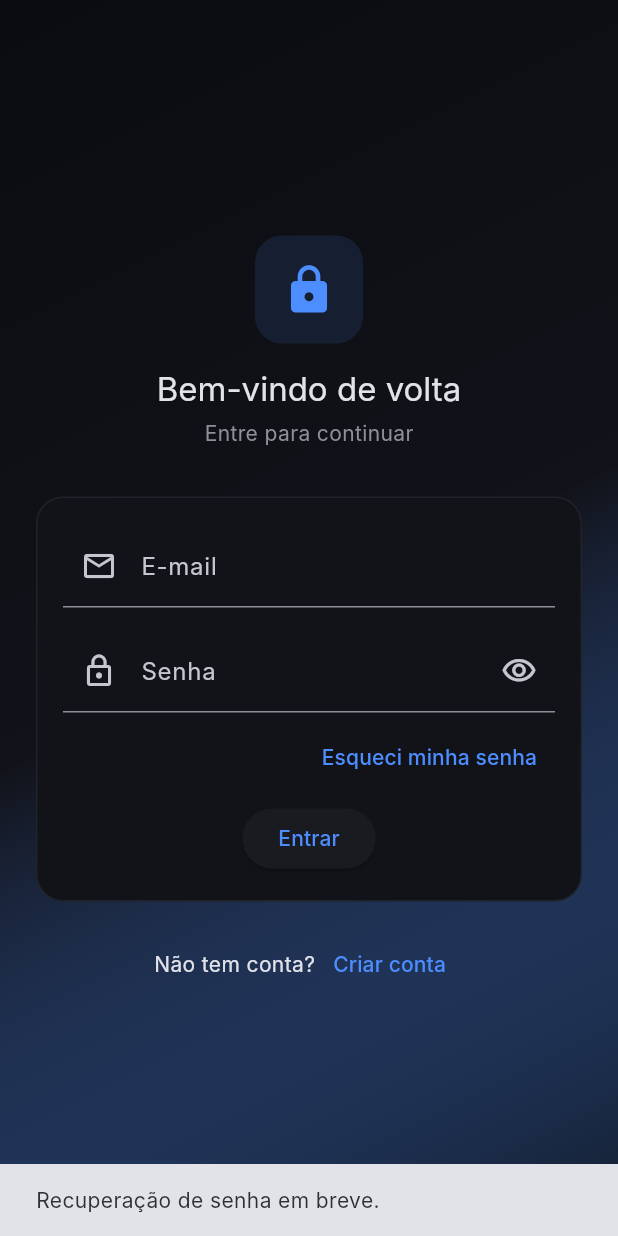
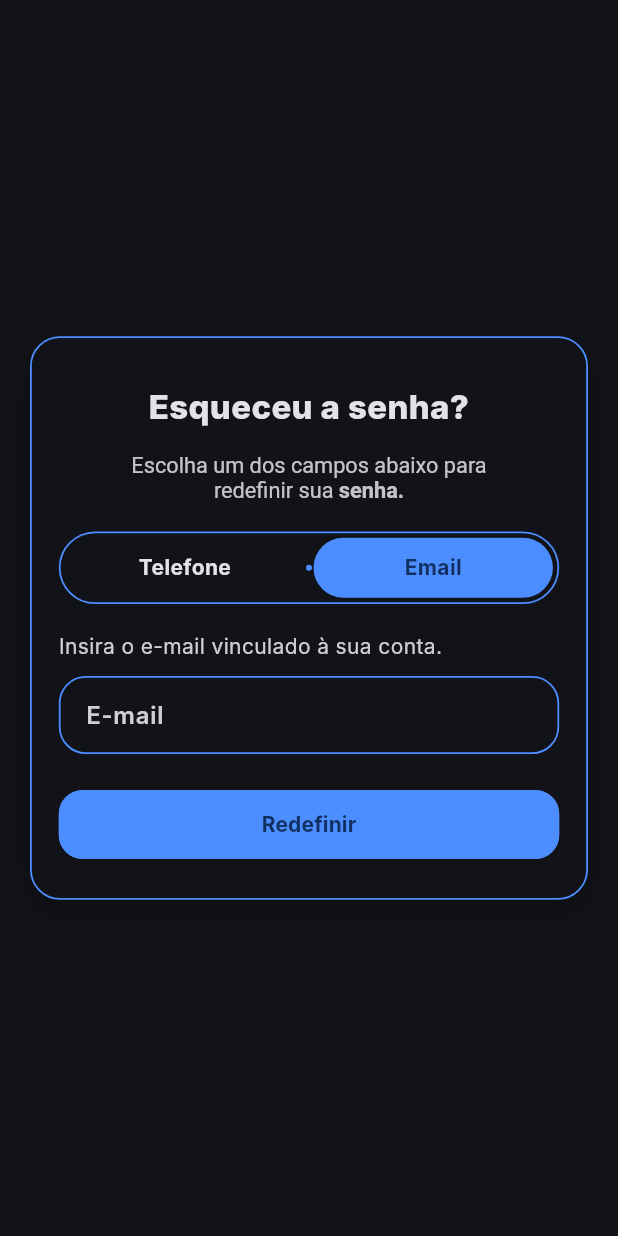
Before and after one commit to otaviocarva7ho/agendai, a Flutter app: the screen it shows after launch, after a tap on "Esqueci minha senha", on a phone screen of 412 x 824 dp. Run offline on Flutter 3.47's test engine with Material 3 defaults, Android fonts, the phone set to English and light mode, and no system bars; Roboto replaces fonts that are missing (Inter).

Commit message:
passwordnew

```diff
--- a/lib/presentation/pages/login.dart
+++ b/lib/presentation/pages/login.dart
@@ -1,5 +1,6 @@
 import 'dart:async';
 import 'package:flutter/material.dart';
+import 'password.dart';
 
 class LoginPage extends StatefulWidget {
   const LoginPage({super.key});
@@ -209,15 +210,14 @@ class _LoginPageState extends State<LoginPage> with TickerProviderStateMixin {
                                       alignment: Alignment.centerRight,
                                       child: TextButton(
                                         onPressed: () {
-                                          ScaffoldMessenger.of(context).showSnackBar(
-                                            const SnackBar(
-                                                content:
-                                                    Text('Recuperação de senha em breve.')),
+                                          Navigator.push(
+                                            context,
+                                            MaterialPageRoute(builder: (_) => const EsqueciSenhaPage()),
                                           );
                                         },
-                                        child: const Text('Esqueci minha senha'),
-                                      ),
-                                    ),
+                                            child: const Text('Esqueci minha senha'),
+                                          ),
+                                        ),
                                     const SizedBox(height: 6),
                                     AnimatedSwitcher(
                                       duration: const Duration(milliseconds: 250),
--- /dev/null
+++ b/lib/presentation/pages/password.dart
@@ -0,0 +1,503 @@
+import 'package:flutter/material.dart';
+
+class EsqueciSenhaPage extends StatefulWidget {
+  const EsqueciSenhaPage({super.key});
+
+  @override
+  State<EsqueciSenhaPage> createState() => _EsqueciSenhaPageState();
+}
+
+class _EsqueciSenhaPageState extends State<EsqueciSenhaPage> {
+  // 0 = Telefone, 1 = Email
+  int _modo = 1; // já inicia em Email como no seu print
+  final _phoneCtrl = TextEditingController();
+  final _emailCtrl = TextEditingController();
+
+  // estados da tela
+  // 0 = form, 1 = sucesso SMS, 2 = sucesso EMAIL
+  int _estado = 0;
+
+  @override
+  void dispose() {
+    _phoneCtrl.dispose();
+    _emailCtrl.dispose();
+    super.dispose();
+  }
+
+  // --- validações ---
+  bool _telefoneValido(String raw) {
+    final digits = raw.replaceAll(RegExp(r'\D'), '');
+    return digits.length >= 10 && digits.length <= 11;
+  }
+
+  bool _emailValido(String v) {
+    final s = v.trim();
+    if (s.isEmpty) return false;
+    final re = RegExp(r'^[^@\s]+@[^@\s]+\.[^@\s]+$');
+    return re.hasMatch(s);
+  }
+
+  void _onRedefinir() {
+    if (_modo == 0) {
+      final fone = _phoneCtrl.text;
+      if (_telefoneValido(fone)) {
+        setState(() => _estado = 1); // sucesso SMS
+      } else {
+        _toast('Informe um telefone válido (ex.: 11 99999-9999)');
+      }
+    } else {
+      final mail = _emailCtrl.text;
+      if (_emailValido(mail)) {
+        setState(() => _estado = 2); // sucesso EMAIL
+      } else {
+        _toast('Informe um e-mail válido (ex.: nome@dominio.com)');
+      }
+    }
+  }
+
+  void _toast(String msg) {
+    final cs = Theme.of(context).colorScheme;
+    ScaffoldMessenger.of(context).showSnackBar(
+      SnackBar(content: Text(msg), backgroundColor: cs.error),
+    );
+  }
+
+  void _concluir() {
+    Navigator.pop(context);
+  }
+
+  @override
+  Widget build(BuildContext context) {
+    final cs = Theme.of(context).colorScheme;
+
+    return Scaffold(
+      backgroundColor: cs.background,
+      body: SafeArea(
+        child: Center(
+          child: SingleChildScrollView(
+            padding: const EdgeInsets.symmetric(horizontal: 20, vertical: 16),
+            child: ConstrainedBox(
+              constraints: const BoxConstraints(maxWidth: 420),
+              child: _CardContainer(
+                child: AnimatedSwitcher(
+                  duration: const Duration(milliseconds: 180),
+                  switchInCurve: Curves.easeOut,
+                  switchOutCurve: Curves.easeIn,
+                  child: _estado == 0
+                      ? _FormContent(
+                          key: const ValueKey('form'),
+                          modo: _modo,
+                          onModoChanged: (m) => setState(() => _modo = m),
+                          phoneCtrl: _phoneCtrl,
+                          emailCtrl: _emailCtrl,
+                          onSubmit: _onRedefinir,
+                        )
+                      : _estado == 1
+                          ? _SuccessContent(
+                              key: const ValueKey('sms'),
+                              isSms: true,
+                              onDone: _concluir,
+                            )
+                          : _SuccessContent(
+                              key: const ValueKey('email'),
+                              isSms: false,
+                              onDone: _concluir,
+                            ),
+                ),
+              ),
+            ),
+          ),
+        ),
+      ),
+    );
+  }
+}
+
+// ===================== WIDGETS =====================
+
+class _FormContent extends StatelessWidget {
+  final int modo; // 0 tel, 1 email
+  final ValueChanged<int> onModoChanged;
+  final TextEditingController phoneCtrl;
+  final TextEditingController emailCtrl;
+  final VoidCallback onSubmit;
+
+  const _FormContent({
+    super.key,
+    required this.modo,
+    required this.onModoChanged,
+    required this.phoneCtrl,
+    required this.emailCtrl,
+    required this.onSubmit,
+  });
+
+  @override
+  Widget build(BuildContext context) {
+    final cs = Theme.of(context).colorScheme;
+
+    return Column(
+      key: key,
+      crossAxisAlignment: CrossAxisAlignment.stretch,
+      children: [
+        const SizedBox(height: 8),
+        Text(
+          'Esqueceu a senha?',
+          textAlign: TextAlign.center,
+          style: TextStyle(
+            fontSize: 22,
+            fontWeight: FontWeight.w800,
+            color: cs.onSurface,
+          ),
+        ),
+        const SizedBox(height: 16),
+        RichText(
+          textAlign: TextAlign.center,
+          text: TextSpan(
+            style: TextStyle(
+              color: cs.onSurface.withOpacity(.85),
+              fontSize: 14.5,
+            ),
+            children: const [
+              TextSpan(text: 'Escolha um dos campos abaixo para\nredefinir sua '),
+              TextSpan(
+                text: 'senha.',
+                style: TextStyle(fontWeight: FontWeight.w700),
+              ),
+            ],
+          ),
+        ),
+        const SizedBox(height: 18),
+
+        // Segmented
+        _Segmented(
+          leftLabel: 'Telefone',
+          rightLabel: 'Email',
+          value: modo,
+          onChanged: onModoChanged,
+        ),
+
+        const SizedBox(height: 18),
+
+        // Label do campo
+        Text(
+          modo == 0
+              ? 'Insira o telefone vinculado à sua conta.'
+              : 'Insira o e-mail vinculado à sua conta.',
+          style: TextStyle(
+            color: cs.onSurface.withOpacity(.9),
+            fontSize: 14,
+          ),
+        ),
+        const SizedBox(height: 10),
+
+        // Campo
+        _RoundedField(
+          controller: modo == 0 ? phoneCtrl : emailCtrl,
+          label: modo == 0 ? 'Telefone' : 'E-mail',
+          hint: modo == 0 ? '11 99999-9999' : 'seumelhoremail@gmail.com',
+          keyboardType:
+              modo == 0 ? TextInputType.phone : TextInputType.emailAddress,
+        ),
+
+        const SizedBox(height: 24),
+
+        _PrimaryRoundedButton(
+          label: 'Redefinir',
+          onPressed: onSubmit,
+        ),
+        const SizedBox(height: 8),
+      ],
+    );
+  }
+}
+
+class _SuccessContent extends StatelessWidget {
+  final bool isSms; // true = SMS, false = EMAIL
+  final VoidCallback onDone;
+
+  const _SuccessContent({
+    super.key,
+    required this.isSms,
+    required this.onDone,
+  });
+
+  @override
+  Widget build(BuildContext context) {
+    final cs = Theme.of(context).colorScheme;
+    return Column(
+      key: key,
+      crossAxisAlignment: CrossAxisAlignment.stretch,
+      children: [
+        const SizedBox(height: 8),
+        Text(
+          'Esqueceu a senha?',
+          textAlign: TextAlign.center,
+          style: TextStyle(
+            fontSize: 22,
+            fontWeight: FontWeight.w800,
+            color: cs.onSurface,
+          ),
+        ),
+        const SizedBox(height: 18),
+        RichText(
+          text: TextSpan(
+            style: TextStyle(
+              color: cs.onSurface.withOpacity(.9),
+              fontSize: 15,
+              height: 1.4,
+            ),
+            children: [
+              TextSpan(
+                  text: 'Um ',
+                  style: const TextStyle(fontWeight: FontWeight.w400)),
+              TextSpan(
+                text: isSms ? 'SMS' : 'E-MAIL',
+                style: TextStyle(
+                  fontWeight: FontWeight.w800,
+                  color: cs.onSurface,
+                ),
+              ),
+              const TextSpan(
+                  text:
+                      ' de validação foi enviado para seu telefone para recuperação da sua senha.'),
+            ],
+          ),
+        ),
+        const SizedBox(height: 10),
+        Align(
+          alignment: Alignment.centerRight,
+          child: Text(
+            'Obrigado!',
+            style: TextStyle(
+              fontWeight: FontWeight.w800,
+              color: cs.onSurface,
+              fontSize: 15,
+            ),
+          ),
+        ),
+        const SizedBox(height: 24),
+        _PrimaryRoundedButton(
+          label: 'Concluir',
+          onPressed: onDone,
+        ),
+        const SizedBox(height: 8),
+      ],
+    );
+  }
+}
+
+/// Card central com borda azul arredondada (look do print)
+class _CardContainer extends StatelessWidget {
+  final Widget child;
+  const _CardContainer({required this.child});
+
+  @override
+  Widget build(BuildContext context) {
+    final cs = Theme.of(context).colorScheme;
+    return Container(
+      padding: const EdgeInsets.fromLTRB(18, 22, 18, 18),
+      decoration: BoxDecoration(
+        color: cs.surface, // fundo do card
+        borderRadius: BorderRadius.circular(20),
+        border: Border.all(color: cs.primary, width: 1.2),
+        boxShadow: [
+          BoxShadow(
+            color: Colors.black.withOpacity(0.25),
+            blurRadius: 18,
+            offset: const Offset(0, 8),
+          ),
+        ],
+      ),
+      child: child,
+    );
+  }
+}
+
+/// Segmented custom com borda azul e pílulas arredondadas
+class _Segmented extends StatelessWidget {
+  final String leftLabel;
+  final String rightLabel;
+  final int value; // 0 esq, 1 dir
+  final ValueChanged<int> onChanged;
+
+  const _Segmented({
+    required this.leftLabel,
+    required this.rightLabel,
+    required this.value,
+    required this.onChanged,
+  });
+
+  @override
+  Widget build(BuildContext context) {
+    final cs = Theme.of(context).colorScheme;
+
+    return Container(
+      padding: const EdgeInsets.all(3),
+      decoration: BoxDecoration(
+        color: Colors.transparent,
+        borderRadius: BorderRadius.circular(40),
+        border: Border.all(color: cs.primary, width: 1.2),
+      ),
+      child: Row(
+        children: [
+          _SegmentedItem(
+            label: leftLabel,
+            selected: value == 0,
+            onTap: () => onChanged(0),
+          ),
+          _DividerDot(color: cs.primary),
+          _SegmentedItem(
+            label: rightLabel,
+            selected: value == 1,
+            onTap: () => onChanged(1),
+          ),
+        ],
+      ),
+    );
+  }
+}
+
+class _SegmentedItem extends StatelessWidget {
+  final String label;
+  final bool selected;
+  final VoidCallback onTap;
+
+  const _SegmentedItem({
+    required this.label,
+    required this.selected,
+    required this.onTap,
+  });
+
+  @override
+  Widget build(BuildContext context) {
+    final cs = Theme.of(context).colorScheme;
+    return Expanded(
+      child: InkWell(
+        borderRadius: BorderRadius.circular(40),
+        onTap: onTap,
+        child: AnimatedContainer(
+          duration: const Duration(milliseconds: 180),
+          padding: const EdgeInsets.symmetric(vertical: 10),
+          alignment: Alignment.center,
+          decoration: BoxDecoration(
+            color: selected ? cs.primary : Colors.transparent,
+            borderRadius: BorderRadius.circular(40),
+          ),
+          child: Text(
+            label,
+            style: TextStyle(
+              fontWeight: FontWeight.w700,
+              color: selected ? cs.onPrimary : cs.onSurface,
+            ),
+          ),
+        ),
+      ),
+    );
+  }
+}
+
+class _DividerDot extends StatelessWidget {
+  final Color color;
+  const _DividerDot({required this.color});
+
+  @override
+  Widget build(BuildContext context) {
+    return SizedBox(
+      width: 6,
+      child: Center(
+        child: Container(
+          width: 4,
+          height: 4,
+          decoration: BoxDecoration(
+            color: color,
+            shape: BoxShape.circle,
+          ),
+        ),
+      ),
+    );
+  }
+}
+
+/// Campo arredondado com borda azul e label/hint como no print
+class _RoundedField extends StatelessWidget {
+  final TextEditingController controller;
+  final String label;
+  final String hint;
+  final TextInputType keyboardType;
+
+  const _RoundedField({
+    required this.controller,
+    required this.label,
+    required this.hint,
+    required this.keyboardType,
+  });
+
+  @override
+  Widget build(BuildContext context) {
+    final cs = Theme.of(context).colorScheme;
+    return TextField(
+      controller: controller,
+      keyboardType: keyboardType,
+      style: TextStyle(color: cs.onSurface),
+      decoration: InputDecoration(
+        labelText: label,
+        hintText: hint,
+        hintStyle: TextStyle(color: cs.onSurface.withOpacity(.5)),
+        filled: true,
+        fillColor: Colors.transparent,
+        contentPadding: const EdgeInsets.symmetric(horizontal: 14, vertical: 14),
+        border: OutlineInputBorder(
+          borderRadius: BorderRadius.circular(18),
+          borderSide: BorderSide(color: cs.primary, width: 1.2),
+        ),
+        enabledBorder: OutlineInputBorder(
+          borderRadius: BorderRadius.circular(18),
+          borderSide: BorderSide(color: cs.primary, width: 1.2),
+        ),
+        focusedBorder: OutlineInputBorder(
+          borderRadius: BorderRadius.circular(18),
+          borderSide: BorderSide(color: cs.primary, width: 1.8),
+        ),
+        labelStyle: TextStyle(
+          color: cs.onSurface.withOpacity(.9),
+          fontWeight: FontWeight.w600,
+        ),
+      ),
+    );
+  }
+}
+
+/// Botão pill com contorno e fill de acordo com tema (igual vibe do print)
+class _PrimaryRoundedButton extends StatelessWidget {
+  final String label;
+  final VoidCallback onPressed;
+
+  const _PrimaryRoundedButton({
+    required this.label,
+    required this.onPressed,
+  });
+
+  @override
+  Widget build(BuildContext context) {
+    final cs = Theme.of(context).colorScheme;
+    return SizedBox(
+      height: 46,
+      child: ElevatedButton(
+        onPressed: onPressed,
+        style: ElevatedButton.styleFrom(
+          backgroundColor: cs.primary,
+          foregroundColor: cs.onPrimary,
+          shape: RoundedRectangleBorder(
+            borderRadius: BorderRadius.circular(16),
+            side: BorderSide(color: cs.primary, width: 1.2),
+          ),
+          elevation: 0,
+        ),
+        child: Text(
+          label,
+          style: const TextStyle(fontWeight: FontWeight.w700),
+        ),
+      ),
+    );
+  }
+}
```
